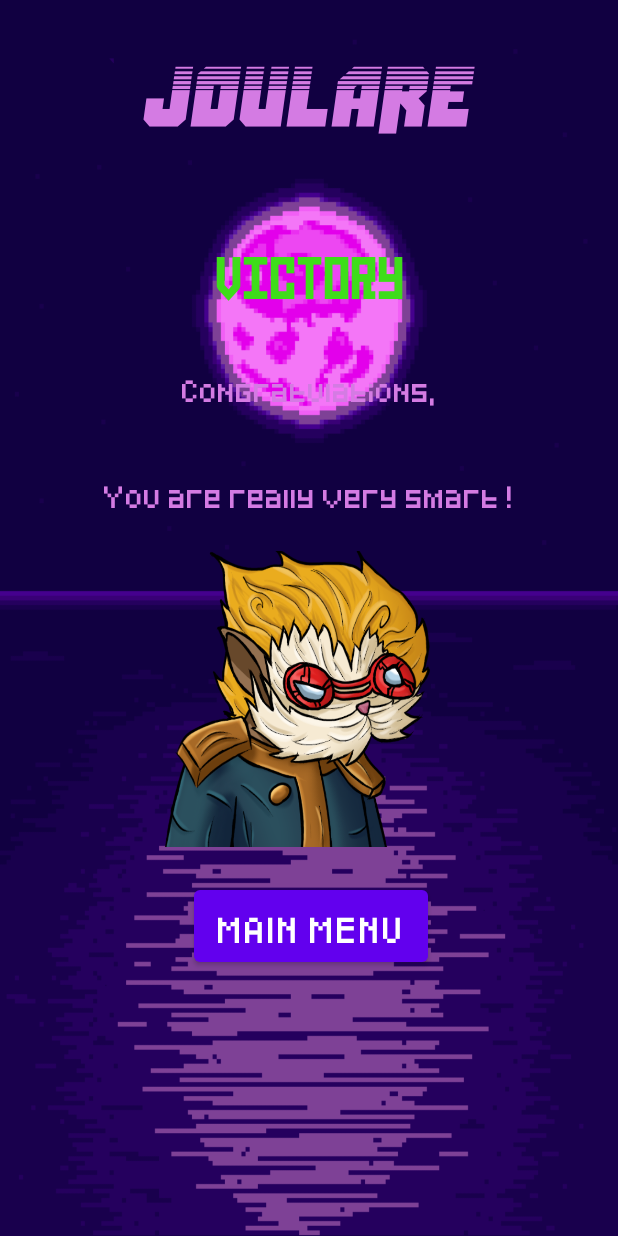
After one commit to CleGGn/Joulare---Android, an Android app: the VictoryActivity screen opened directly, with no data from a screen before it, on a phone screen of 412 x 824 dp. The commit adds this screen. Run offline under Robolectric (Android 15) with nearby library versions, the light colour scheme and no system bars; 1 statement that could not run was skipped.

Commit message:
Joulare fonctionne à peu prés

```diff
--- a/app/src/main/AndroidManifest.xml
+++ b/app/src/main/AndroidManifest.xml
@@ -40,5 +40,9 @@
             android:exported="true"
             android:screenOrientation="portrait"
             tools:ignore="LockedOrientationActivity" />
+
+        <activity
+            android:name=".VictoryActivity"
+            android:exported="true" />
     </application>
 </manifest>
--- a/app/src/main/java/com/afpa/joulare/GameOnActivity.java
+++ b/app/src/main/java/com/afpa/joulare/GameOnActivity.java
@@ -7,7 +7,6 @@ import android.content.SharedPreferences;
 import android.os.Bundle;
 import android.os.CountDownTimer;
 import android.util.Log;
-import android.view.DragEvent;
 import android.view.Gravity;
 import android.view.View;
 import android.view.Window;
@@ -23,13 +22,18 @@ import java.util.Locale;
 public class GameOnActivity extends Activity {
 
     public final static String TAG = "GameOnActivity"; // Le TAG pour les Log
-    public int WIDTH = 4; // Largeur de la grille
-    public int HEIGHT = 4; // Longueur de la grill
-    public float totalMine = 1; // Le nombre total de mine que l'on veut implémenter à la base
+    public int WIDTH = 10; // Largeur de la grille
+    public int HEIGHT = 12; // Longueur de la grill
+    public float totalMine = 20; // Le nombre total de mine que l'on veut implémenter à la base
     public float compteurMine = totalMine; // Le compteur de mine qui va se décrémenter dans le tableau
     public boolean [][] checkMine = new boolean[HEIGHT][WIDTH]; // Tableau de booléen qui positionnera les mines
+    public boolean [][] checkReveal = new boolean[HEIGHT][WIDTH]; // Tableau de booléen qui determinera si une case est revelée ou non
+    public boolean [][] checkFlag = new boolean[HEIGHT][WIDTH]; // Tableau de booléen qui determinera si à un drpeau ou non
     boolean mine = true; // Booléen de case minée ou non
     boolean revealed = false; // Booléen de case retournée ou non
+    boolean flagged = false; // Booléen utilisé pour les multiples clics long
+
+
 
     @SuppressLint("UseCompatLoadingForDrawables")
     @Override
@@ -61,37 +65,65 @@ public class GameOnActivity extends Activity {
         String strNom = nom.getExtras().getString("nom");
         nomJoueur.setText(strNom);
 
-        TextView flags = findViewById(R.id.flags);
+        // TextView flags = findViewById(R.id.flags);
 
 
-        //Tableau de booléen qui fonctionnera de pair avec l'affichage. Ce tableau determine aléatoirement si une case sera minée ou non.
-        while (compteurMine > 0) {
+        //Tableau de booléen qui determine aléatoirement si une case sera minée ou non.
+        while (compteurMine != 0) {
             for (int i = 0; i < HEIGHT; i++) {
                 float distribution = totalMine / (WIDTH * HEIGHT);
                 float mult100 = Math.round(distribution * 100);
+                if (compteurMine == 0){
+                    break;
+                }
                 for (int j = 0; j < WIDTH; j++) {
                     long random = Math.round(Math.random() * 100);
-                    if (random < mult100 && compteurMine !=0) {
+                    /*
+                    if(checkMine[i][j] == mine){
+                        j++;
+                    }
+
+                     */
+
+                  /*  if(i == HEIGHT - 1 && j == WIDTH - 1 && compteurMine > 0){
+                        i = 0;
+                        j = 0;
+                    }
+
+                   */
+
+                     if (random < mult100) {
                         checkMine[i][j] = mine;
                         compteurMine--;
                     } else {
                         checkMine[i][j] = !mine;
                     }
+
+                     if (compteurMine == 0){
+                         break;
+                     }
                     Log.i(TAG, "Compteur Mine :" + compteurMine);
                 }
             }
         }
-/*
+
+        //Tableau de booléen qui determine si les cases sont révélées ou non
         for (int k = 0; k < HEIGHT; k++) {
             for (int l = 0; l < WIDTH; l++) {
-                checkMine[k][l] = revealed;
+                checkReveal[k][l] = revealed;
             }
         }
 
- */
+        //Tableau de booléen qui determine si les cases ont un drapeau ou non
+        for (int k = 0; k < HEIGHT; k++) {
+            for (int l = 0; l < WIDTH; l++) {
+                checkFlag[k][l] = flagged;
+            }
+        }
 
         //Affichage de la grille
         LinearLayout monLayout = findViewById(R.id.grille);
+
         int count = -1;
             for (int i = 0; i < HEIGHT; i++) {
                 LinearLayout mesRangs = new LinearLayout(monLayout.getContext());
@@ -125,7 +157,7 @@ public class GameOnActivity extends Activity {
 
                         if (verifyBoard(mesColonnes.getId())) {
                             mesColonnes.setBackground(getDrawable(getResources().getIdentifier(mineCell, null, getPackageName())));
-                            //defeat();
+                            defeat();
                         } else
                             mesColonnes.setBackground(getDrawable(getResources().getIdentifier(emptyCell, null, getPackageName())));
 
@@ -150,27 +182,32 @@ public class GameOnActivity extends Activity {
                             }
                         }
 
-                        /*
                         if(revealing(mesColonnes.getId())){
                             if(checkGameWin()){
                                 NameActivity.mpInGame.stop();
-                                Intent intent = new Intent(GameOnActivity.this, MainActivity.class);
+                                Intent intent = new Intent(GameOnActivity.this, VictoryActivity.class);
+                                intent.putExtra("nom", strNom);
                                 intent.setFlags(Intent.FLAG_ACTIVITY_CLEAR_TOP);
                                 startActivity(intent);
                             }
-                        }
-
-                         */
-                    });
-
-                    mesColonnes.setOnDragListener(new View.OnDragListener() { // La fonction de onDrag pour le drag and drop
-                        @Override
-                        public boolean onDrag(View v, DragEvent event) {
-                        return true;
+                            Log.i(TAG, "victoire ? " + checkGameWin());
                         }
 
                     });
 
+                    mesColonnes.setOnLongClickListener(v -> { // la fonction onLongClick
+                        if(isFlagged(mesColonnes.getId()) && revealing(mesColonnes.getId())) {
+                            String flagged = "@drawable/flaggedcell";
+                            mesColonnes.setBackground(getDrawable(getResources().getIdentifier(flagged, null, getPackageName())));
+                            return true;
+                        } else if (isFlagged(mesColonnes.getId()) && !revealing(mesColonnes.getId())){
+                            return false;
+                        } else if (!isFlagged(mesColonnes.getId()) && revealing(mesColonnes.getId())) {
+                            String unflagged = "@drawable/emptycell";
+                            mesColonnes.setBackground(getDrawable(getResources().getIdentifier(unflagged, null, getPackageName())));
+                        } else return false;
+                        return true;
+                    });
                 }
             }
 
@@ -194,10 +231,42 @@ public class GameOnActivity extends Activity {
         });
     }
 
+
     /////////////////////////////////////////////////////////////////// Méthodes Applicatives //////////////////////////////////////////////////////////////////////
 
     /**
-     * Fonction qui vérifie si les conditions de victoire sont respectées
+     * Fonction qui affiche quelque chose au moment du clic sur la vue
+     * @param v la vue
+     */
+    private void clicCase(View v) {
+        int idVue = v.getId();
+        Log.i(TAG, "CASE : " + idVue);
+    }
+
+    private boolean isFlagged(int idVue) {
+        int i;
+        int j;
+        if (idVue > WIDTH) {
+            i = idVue / WIDTH;
+            j = idVue % WIDTH;
+        } else if(idVue == WIDTH){
+            i = 1;
+            j = 0;
+        } else{
+            i = 0;
+            j = idVue;
+        }
+
+        if (checkFlag[i][j] == flagged){
+            checkFlag[i][j] = !flagged;
+            return true;
+        }
+        return false;
+
+    }
+
+    /**
+     * Fonction qui vérifie si la case est révélée ou non
      * @return booleén
      */
     public boolean revealing(int idVue) {
@@ -214,35 +283,25 @@ public class GameOnActivity extends Activity {
             j = idVue;
         }
 
-        if (checkMine[i][j] == revealed){
-            checkMine[i][j] = !revealed;
+        if (checkReveal[i][j] == revealed){
+            checkReveal[i][j] = !revealed;
             return true;
         }
         return false;
     }
-
-    public boolean checkGameWin()
-    {
-        for (int i = 1; i < HEIGHT; i++)
-        {
-            for (int j = 1; j < WIDTH; j++)
-            {
-                if (checkMine[i][j] == !mine  && checkMine[i][j] == revealed)
-                {
+    /**
+     * Fonction qui vérifie si les conditions de victoire sont respectées
+     * @return booleén
+     */
+    public boolean checkGameWin() {
+        for (int i = 1; i < HEIGHT; i++) {
+            for (int j = 1; j < WIDTH; j++) {
+                if (checkMine[i][j] == !mine  && checkReveal[i][j] == revealed) {
                     return false;
                 }
             }
         }
         return true;
-    }
-
-    /**
-     * Fonction qui affiche quelque chose au moment du clic sur la vue
-     * @param v la vue
-     */
-    private void clicCase(View v) {
-        int idVue = v.getId();
-        //Log.i(TAG, "CASE : " + idVue);
     }
 
     /**
--- /dev/null
+++ b/app/src/main/java/com/afpa/joulare/VictoryActivity.java
@@ -0,0 +1,72 @@
+package com.afpa.joulare;
+
+import android.app.Activity;
+import android.content.Intent;
+import android.content.SharedPreferences;
+import android.os.Bundle;
+import android.view.Window;
+import android.view.WindowManager;
+import android.widget.Button;
+import android.widget.TextView;
+
+
+import androidx.appcompat.app.AppCompatActivity;
+
+import java.util.Locale;
+
+public class VictoryActivity extends AppCompatActivity {
+
+    // public final static String TAG = "VictoryActivity"; // Le TAG pour les Log
+
+    protected void onCreate(Bundle savedInstanceState) {
+        super.onCreate(savedInstanceState);
+        requestWindowFeature(Window.FEATURE_NO_TITLE);
+        this.getWindow().setFlags(WindowManager.LayoutParams.FLAG_FULLSCREEN, WindowManager.LayoutParams.FLAG_FULLSCREEN);
+        loadLocale();
+        setContentView(R.layout.activity_victory);
+
+        //Affichage du nom du joueur
+        TextView nomJoueur = findViewById(R.id.nameEnd);
+        Intent nom = getIntent();
+        String strNom = nom.getExtras().getString("nom");
+        nomJoueur.setText(strNom);
+
+
+        Button retourMenu = findViewById(R.id.retourMenu);
+
+        retourMenu.setOnClickListener(v -> {
+            Intent intent = new Intent(VictoryActivity.this, MainActivity.class);
+            intent.setFlags(Intent.FLAG_ACTIVITY_CLEAR_TOP);
+            startActivity(intent);
+        });
+
+    }
+
+    /////////////////////////////////////////////////////////////////// Méthodes Applicatives //////////////////////////////////////////////////////////////////////
+
+    /**
+     * Fonction executée au lancement, elle va récupérer la dernière langue choisie dans le fichier préférences
+     */
+    public void loadLocale() {
+        //Log.i(TAG, "loadLocale");
+        SharedPreferences prefs = getSharedPreferences("Mes_Prefs", Activity.MODE_PRIVATE);
+        String language = prefs.getString("Language", "");
+        changeLang(language);
+    }
+
+    /**
+     * Fonction qui adapte la langue en fonction de celle choisie dans les préférences
+     * @param lang la langue présente dans les préférences
+     */
+    public void changeLang(String lang) {
+        //Log.i(TAG, "changeLang");
+        if (lang.equalsIgnoreCase(""))
+            return;
+        Locale myLocale = new Locale(lang);
+        Locale.setDefault(myLocale);
+        android.content.res.Configuration config = new android.content.res.Configuration();
+        config.locale = myLocale;
+        getBaseContext().getResources().updateConfiguration(config,getBaseContext().getResources().getDisplayMetrics());
+    }
+
+}
--- /dev/null
+++ b/app/src/main/res/layout-land/activity_victory.xml
@@ -0,0 +1,97 @@
+<?xml version="1.0" encoding="utf-8"?>
+<androidx.constraintlayout.widget.ConstraintLayout xmlns:android="http://schemas.android.com/apk/res/android"
+    xmlns:app="http://schemas.android.com/apk/res-auto"
+    xmlns:tools="http://schemas.android.com/tools"
+    android:layout_width="match_parent"
+    android:layout_height="match_parent"
+    android:layout_gravity="center_horizontal"
+    android:background="@drawable/backland"
+    android:gravity="center_horizontal"
+    android:orientation="vertical"
+    tools:context=".VictoryActivity">
+
+    <TextView
+        android:id="@+id/title"
+        android:layout_width="match_parent"
+        android:layout_height="wrap_content"
+        android:layout_marginTop="15dp"
+        android:fontFamily="@font/many_years_higher"
+        android:text="@string/titleMenu"
+        android:textAlignment="center"
+        android:textColor="#D47BE3"
+        android:textSize="40sp"
+        app:layout_constraintTop_toTopOf="parent"
+        app:layout_constraintEnd_toEndOf="parent"
+        app:layout_constraintStart_toStartOf="parent"/>
+
+
+    <TextView
+        android:id="@+id/menu"
+        android:layout_width="wrap_content"
+        android:layout_height="wrap_content"
+        android:layout_marginTop="16dp"
+        android:fontFamily="@font/pixelbit"
+        android:text="@string/victory"
+        android:textAlignment="center"
+        android:textColor="#3EDD1A"
+        android:textSize="40sp"
+        app:layout_constraintEnd_toEndOf="parent"
+        app:layout_constraintHorizontal_bias="0.498"
+        app:layout_constraintStart_toStartOf="parent"
+        app:layout_constraintTop_toBottomOf="@+id/title" />
+
+    <TextView
+        android:id="@+id/nameEnd"
+        android:layout_width="wrap_content"
+        android:layout_height="wrap_content"
+        android:fontFamily="@font/pixeled"
+        android:text="@string/congrats"
+        android:textColor="#3EDD1A"
+        android:textSize="12sp"
+        app:layout_constraintBottom_toTopOf="@+id/imageHeimer"
+        app:layout_constraintEnd_toEndOf="@+id/menu"
+        app:layout_constraintHorizontal_bias="0.488"
+        app:layout_constraintStart_toStartOf="@+id/menu"
+        app:layout_constraintTop_toBottomOf="@+id/menu"
+        app:layout_constraintVertical_bias="0.0" />
+
+    <TextView
+        android:layout_width="wrap_content"
+        android:layout_height="wrap_content"
+        android:fontFamily="@font/pixeled"
+        android:text="@string/smart"
+        android:textColor="#3EDD1A"
+        android:textSize="12sp"
+        app:layout_constraintBottom_toTopOf="@+id/imageHeimer"
+        app:layout_constraintEnd_toEndOf="@+id/menu"
+        app:layout_constraintHorizontal_bias="0.496"
+        app:layout_constraintStart_toStartOf="@+id/menu"
+        app:layout_constraintTop_toBottomOf="@+id/menu"
+        app:layout_constraintVertical_bias="0.827" />
+
+    <ImageView
+        android:id="@+id/imageHeimer"
+        android:layout_width="95dp"
+        android:layout_height="88dp"
+        android:layout_gravity="center_horizontal"
+        android:layout_marginTop="92dp"
+        android:background="@drawable/heimer"
+        android:scrollbars="vertical"
+        app:layout_constraintEnd_toEndOf="@+id/menu"
+        app:layout_constraintHorizontal_bias="0.533"
+        app:layout_constraintStart_toStartOf="@+id/menu"
+        app:layout_constraintTop_toBottomOf="@+id/menu" />
+
+    <Button
+        android:id="@+id/retourMenu"
+        android:layout_width="wrap_content"
+        android:layout_height="wrap_content"
+        android:layout_marginTop="180dp"
+        android:fontFamily="@font/pixeled"
+        android:text="@string/sousTitreMenu"
+        app:layout_constraintEnd_toEndOf="@+id/imageHeimer"
+        app:layout_constraintStart_toStartOf="@+id/imageHeimer"
+        app:layout_constraintTop_toBottomOf="@+id/menu" />
+
+
+</androidx.constraintlayout.widget.ConstraintLayout>
--- /dev/null
+++ b/app/src/main/res/layout-port/activity_victory.xml
@@ -0,0 +1,111 @@
+<?xml version="1.0" encoding="utf-8"?>
+<androidx.constraintlayout.widget.ConstraintLayout xmlns:android="http://schemas.android.com/apk/res/android"
+    xmlns:app="http://schemas.android.com/apk/res-auto"
+    xmlns:tools="http://schemas.android.com/tools"
+    android:layout_width="match_parent"
+    android:layout_height="match_parent"
+    android:layout_gravity="center_horizontal"
+    android:background="@drawable/back"
+    android:gravity="center_horizontal"
+    android:orientation="vertical"
+    tools:context=".VictoryActivity">
+
+    <TextView
+        android:id="@+id/title"
+        android:layout_width="match_parent"
+        android:layout_height="wrap_content"
+        android:layout_marginTop="40dp"
+        android:fontFamily="@font/many_years_higher"
+        android:text="@string/titleMenu"
+        android:textAlignment="center"
+        android:textColor="#D47BE3"
+        android:textSize="50sp"
+        app:layout_constraintStart_toStartOf="parent"
+        app:layout_constraintTop_toTopOf="parent" />
+
+
+    <TextView
+        android:id="@+id/menu"
+        android:layout_width="wrap_content"
+        android:layout_height="wrap_content"
+        android:layout_marginTop="72dp"
+        android:fontFamily="@font/pixelbit"
+        android:text="@string/victory"
+        android:textAlignment="center"
+        android:textColor="#3EDD1A"
+        android:textSize="40sp"
+        app:layout_constraintEnd_toEndOf="parent"
+        app:layout_constraintStart_toStartOf="parent"
+        app:layout_constraintTop_toBottomOf="@+id/title" />
+
+
+    <TextView
+        android:id="@+id/textView"
+        android:layout_width="wrap_content"
+        android:layout_height="wrap_content"
+        android:fontFamily="@font/pixeled"
+        android:text="@string/congrats"
+        android:textColor="#D47BE3"
+        android:textSize="12sp"
+        app:layout_constraintBottom_toTopOf="@+id/imageHeimer"
+        app:layout_constraintEnd_toEndOf="@+id/menu"
+        app:layout_constraintHorizontal_bias="0.511"
+        app:layout_constraintStart_toStartOf="@+id/menu"
+        app:layout_constraintTop_toBottomOf="@+id/menu"
+        app:layout_constraintVertical_bias="0.247" />
+
+    <TextView
+        android:id="@+id/nameEnd"
+        android:layout_width="wrap_content"
+        android:layout_height="wrap_content"
+        android:fontFamily="@font/pixeled"
+        android:textColor="#D47BE3"
+        android:textSize="12sp"
+        app:layout_constraintBottom_toTopOf="@+id/imageHeimer"
+        app:layout_constraintEnd_toEndOf="@+id/menu"
+        app:layout_constraintHorizontal_bias="0.498"
+        app:layout_constraintStart_toStartOf="@+id/menu"
+        app:layout_constraintTop_toBottomOf="@+id/menu"
+        app:layout_constraintVertical_bias="0.537" />
+
+    <TextView
+        android:id="@+id/textView2"
+        android:layout_width="wrap_content"
+        android:layout_height="wrap_content"
+        android:fontFamily="@font/pixeled"
+        android:text="@string/smart"
+        android:textColor="#D47BE3"
+        android:textSize="12sp"
+        app:layout_constraintBottom_toTopOf="@+id/imageHeimer"
+        app:layout_constraintEnd_toEndOf="@+id/menu"
+        app:layout_constraintHorizontal_bias="0.503"
+        app:layout_constraintStart_toStartOf="@+id/menu"
+        app:layout_constraintTop_toBottomOf="@+id/menu"
+        app:layout_constraintVertical_bias="0.826" />
+
+    <ImageView
+        android:id="@+id/imageHeimer"
+        android:layout_width="230dp"
+        android:layout_height="197dp"
+        android:layout_gravity="center_horizontal"
+        android:layout_marginTop="156dp"
+        android:background="@drawable/heimer"
+        android:scrollbars="vertical"
+        app:layout_constraintEnd_toEndOf="@+id/menu"
+        app:layout_constraintHorizontal_bias="0.504"
+        app:layout_constraintStart_toStartOf="@+id/menu"
+        app:layout_constraintTop_toBottomOf="@+id/menu" />
+
+    <Button
+        android:id="@+id/retourMenu"
+        android:layout_width="wrap_content"
+        android:layout_height="wrap_content"
+        android:layout_marginTop="376dp"
+        android:fontFamily="@font/pixeled"
+        android:text="@string/sousTitreMenu"
+        app:layout_constraintEnd_toEndOf="@+id/menu"
+        app:layout_constraintHorizontal_bias="0.476"
+        app:layout_constraintStart_toStartOf="@+id/menu"
+        app:layout_constraintTop_toBottomOf="@+id/menu" />
+
+</androidx.constraintlayout.widget.ConstraintLayout>
--- /dev/null
+++ b/app/src/main/res/layout/activity_victory.xml
@@ -0,0 +1,111 @@
+<?xml version="1.0" encoding="utf-8"?>
+<androidx.constraintlayout.widget.ConstraintLayout xmlns:android="http://schemas.android.com/apk/res/android"
+    xmlns:app="http://schemas.android.com/apk/res-auto"
+    xmlns:tools="http://schemas.android.com/tools"
+    android:layout_width="match_parent"
+    android:layout_height="match_parent"
+    android:layout_gravity="center_horizontal"
+    android:background="@drawable/back"
+    android:gravity="center_horizontal"
+    android:orientation="vertical"
+    tools:context=".VictoryActivity">
+
+    <TextView
+        android:id="@+id/title"
+        android:layout_width="match_parent"
+        android:layout_height="wrap_content"
+        android:layout_marginTop="40dp"
+        android:fontFamily="@font/many_years_higher"
+        android:text="@string/titleMenu"
+        android:textAlignment="center"
+        android:textColor="#D47BE3"
+        android:textSize="50sp"
+        app:layout_constraintStart_toStartOf="parent"
+        app:layout_constraintTop_toTopOf="parent" />
+
+
+    <TextView
+        android:id="@+id/menu"
+        android:layout_width="wrap_content"
+        android:layout_height="wrap_content"
+        android:layout_marginTop="72dp"
+        android:fontFamily="@font/pixelbit"
+        android:text="@string/victory"
+        android:textAlignment="center"
+        android:textColor="#3EDD1A"
+        android:textSize="40sp"
+        app:layout_constraintEnd_toEndOf="parent"
+        app:layout_constraintStart_toStartOf="parent"
+        app:layout_constraintTop_toBottomOf="@+id/title" />
+
+
+    <TextView
+        android:id="@+id/textView"
+        android:layout_width="wrap_content"
+        android:layout_height="wrap_content"
+        android:fontFamily="@font/pixeled"
+        android:text="@string/congrats"
+        android:textColor="#D47BE3"
+        android:textSize="12sp"
+        app:layout_constraintBottom_toTopOf="@+id/imageHeimer"
+        app:layout_constraintEnd_toEndOf="@+id/menu"
+        app:layout_constraintHorizontal_bias="0.511"
+        app:layout_constraintStart_toStartOf="@+id/menu"
+        app:layout_constraintTop_toBottomOf="@+id/menu"
+        app:layout_constraintVertical_bias="0.247" />
+
+    <TextView
+        android:id="@+id/nameEnd"
+        android:layout_width="wrap_content"
+        android:layout_height="wrap_content"
+        android:fontFamily="@font/pixeled"
+        android:textColor="#D47BE3"
+        android:textSize="12sp"
+        app:layout_constraintBottom_toTopOf="@+id/imageHeimer"
+        app:layout_constraintEnd_toEndOf="@+id/menu"
+        app:layout_constraintHorizontal_bias="0.498"
+        app:layout_constraintStart_toStartOf="@+id/menu"
+        app:layout_constraintTop_toBottomOf="@+id/menu"
+        app:layout_constraintVertical_bias="0.537" />
+
+    <TextView
+        android:id="@+id/textView2"
+        android:layout_width="wrap_content"
+        android:layout_height="wrap_content"
+        android:fontFamily="@font/pixeled"
+        android:text="@string/smart"
+        android:textColor="#D47BE3"
+        android:textSize="12sp"
+        app:layout_constraintBottom_toTopOf="@+id/imageHeimer"
+        app:layout_constraintEnd_toEndOf="@+id/menu"
+        app:layout_constraintHorizontal_bias="0.503"
+        app:layout_constraintStart_toStartOf="@+id/menu"
+        app:layout_constraintTop_toBottomOf="@+id/menu"
+        app:layout_constraintVertical_bias="0.826" />
+
+    <ImageView
+        android:id="@+id/imageHeimer"
+        android:layout_width="230dp"
+        android:layout_height="197dp"
+        android:layout_gravity="center_horizontal"
+        android:layout_marginTop="156dp"
+        android:background="@drawable/heimer"
+        android:scrollbars="vertical"
+        app:layout_constraintEnd_toEndOf="@+id/menu"
+        app:layout_constraintHorizontal_bias="0.504"
+        app:layout_constraintStart_toStartOf="@+id/menu"
+        app:layout_constraintTop_toBottomOf="@+id/menu" />
+
+    <Button
+        android:id="@+id/retourMenu"
+        android:layout_width="wrap_content"
+        android:layout_height="wrap_content"
+        android:layout_marginTop="376dp"
+        android:fontFamily="@font/pixeled"
+        android:text="@string/sousTitreMenu"
+        app:layout_constraintEnd_toEndOf="@+id/menu"
+        app:layout_constraintHorizontal_bias="0.476"
+        app:layout_constraintStart_toStartOf="@+id/menu"
+        app:layout_constraintTop_toBottomOf="@+id/menu" />
+
+</androidx.constraintlayout.widget.ConstraintLayout>
--- a/app/src/main/res/values/strings.xml
+++ b/app/src/main/res/values/strings.xml
@@ -36,4 +36,8 @@
 
     <string name="flagIcone">🚩</string>
 
+    <string name="victory">VICTORY</string>
+    <string name="congrats">Congratulations, </string>
+    <string name="smart">You are really very smart !</string>
+
 </resources>
```
Also changed, not shown: app/src/main/res/drawable/flaggedcell.png (added), 3 other files.
